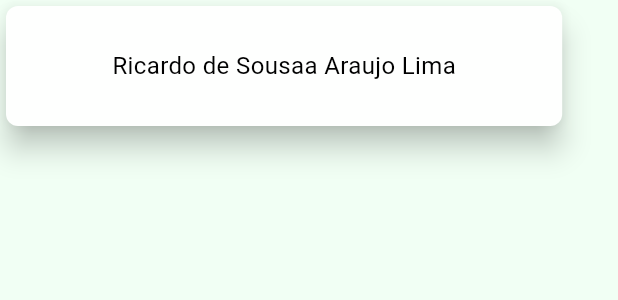
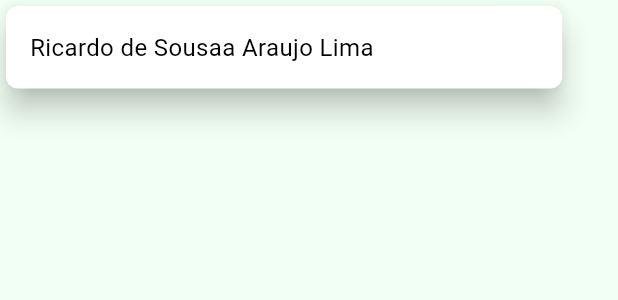
Before and after one commit to moisescunhapimentel/trabalho-pratico3-prog4, a Flutter app: the ClienteItemCard widget shown alone on an empty page, opened directly, on a phone screen of 412 x 824 dp. Shown: the top 300 px of the screen. Run offline on Flutter 3.47's test engine with Material 3 defaults, Android fonts, the phone set to English and light mode, and no system bars; our stand-ins replace drift; accounts and stored records are empty; generated files the repository leaves out were written again; Roboto replaces fonts that are missing (Concert One).

Commit message:
atualizar estrutura de clienteItemCard

```diff
--- a/lib/ui/widgets/cliente_item_card.dart
+++ b/lib/ui/widgets/cliente_item_card.dart
@@ -7,13 +7,15 @@ class ClienteItemCard extends StatelessWidget {
   @override
   Widget build(BuildContext context) {
     var larguraScreen = MediaQuery.of(context).size.width;
-      return Card(
-      child: Container(
-        width: larguraScreen * 0.9,
-        padding: const EdgeInsets.all(16),
-
-        child: TextButton(onPressed: funcao, child: Text('Ricardo de Sousaa Araujo Lima', style: Theme.of(context).textTheme.bodyMedium)),
-      ),
-    );
+      return  GestureDetector(
+        onTap: funcao,
+        child: Card(
+          child: Container(
+            width: larguraScreen * 0.9,
+            padding: const EdgeInsets.all(16),
+            child: Text('Ricardo de Sousaa Araujo Lima', style: Theme.of(context).textTheme.bodyMedium),
+          ),
+        ),
+      );
   }
 }
```
